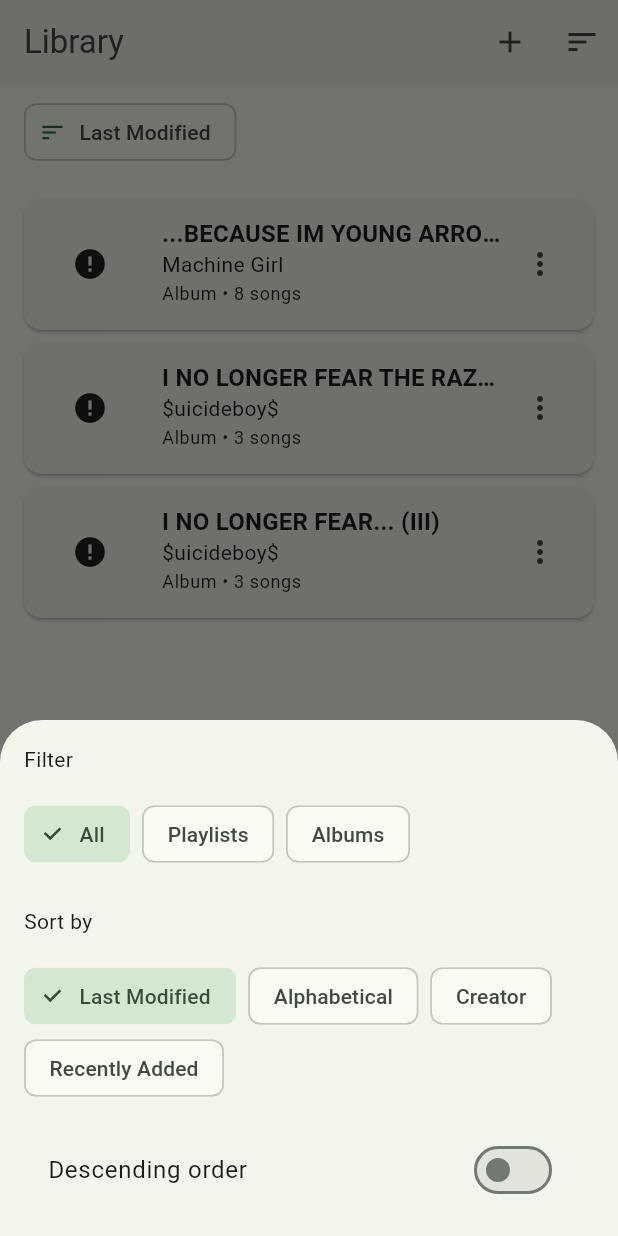
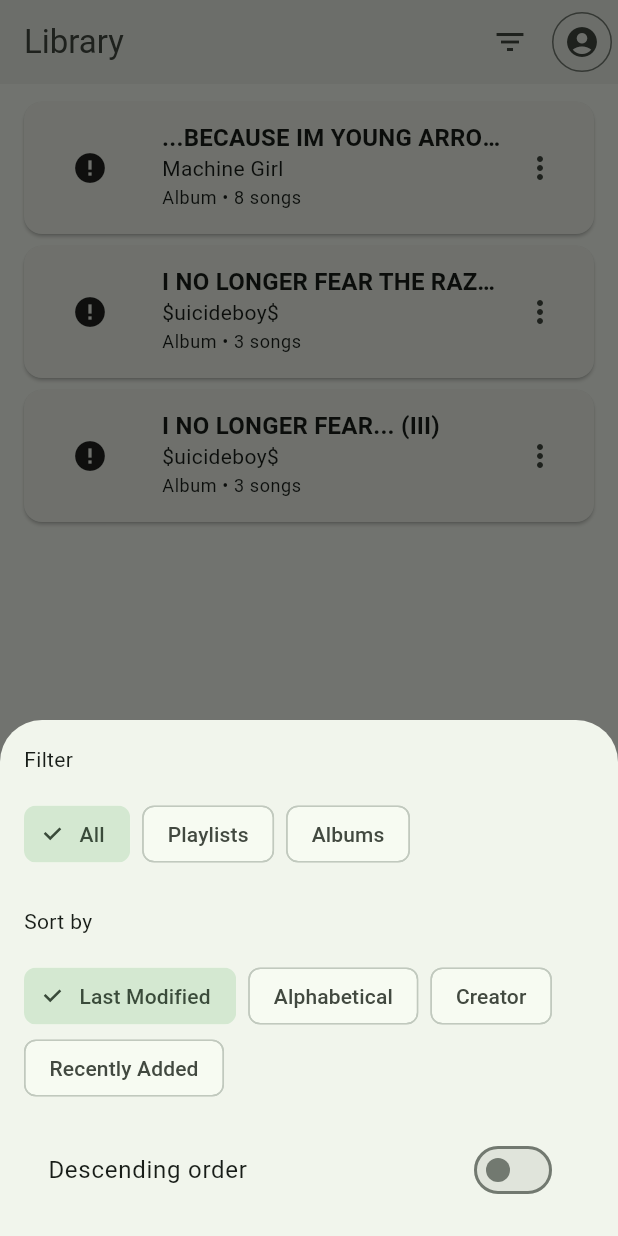
Before and after one commit to onkoe/spotify_mobile_flutter, a Flutter app: the screen it shows after launch, item 5 of the bottom bar chosen, after a tap on the "filter list" icon, on a phone screen of 412 x 824 dp. Run offline on Flutter 3.47's test engine with Material 3 defaults, Android fonts, the phone set to English and light mode, and no system bars; drawn by our look-alikes of cached_network_image, dynamic_color; missing offline and left inert: dart_random_choice; network calls fail; statements that could not run were skipped.

Commit message:
feat(tabs/library): clean up library buttons
copilot went WILD last night. so just a lil clean up to fix dat

```diff
--- a/lib/tabs/home.dart
+++ b/lib/tabs/home.dart
@@ -27,7 +27,7 @@ class _HomePageState extends State<HomePage> {
             IconButton(icon: const Icon(Icons.add), onPressed: () {}),
 
             // more actions
-            IconButton(icon: const Icon(Icons.more_vert), onPressed: () {})
+            IconButton(icon: const Icon(Icons.more_vert), onPressed: () {}),
           ]),
 
       // the body has a bunch of helpful horizontally-scrollable widgets
--- a/lib/tabs/library.dart
+++ b/lib/tabs/library.dart
@@ -63,8 +63,6 @@ class _LibraryPageState extends State<LibraryPage> {
       sbNoLongerFearRazorGuardingMyHeel(),
       sbNoLongerFearRazorGuardingMyHeelIii(),
     ]);
-
-    // TODO: add a bunch of stuff here.
   }
 
   void sortLibrary() {
@@ -351,59 +349,28 @@ class _LibraryPageState extends State<LibraryPage> {
             color: Theme.of(context).colorScheme.onSurfaceVariant,
           ),
         ),
+
+        // stuff at the top right
         actions: [
+          // filter/sort sheet button
           IconButton(
-            icon: const Icon(Icons.add),
-            onPressed: _navigateToCreatePlaylist,
-            tooltip: 'Create new playlist',
+            icon: const Icon(Icons.filter_list),
+            onPressed: filterSheet,
+            tooltip: "Filter and sort your library",
           ),
-          IconButton(
-            icon: const Icon(Icons.sort),
+
+          // user icon for settings and such
+          IconButton.outlined(
+            icon: const Icon(Icons.account_circle),
             onPressed: () {
-              setState(() {
-                if (sortDirection == SortDirection.ascending) {
-                  sortDirection = SortDirection.descending;
-                } else {
-                  sortDirection = SortDirection.ascending;
-                }
-                sortLibrary();
-              });
+              print("hello");
             },
-            tooltip: sortDirection == SortDirection.ascending
-                ? 'Sort ascending'
-                : 'Sort descending',
+            tooltip: "User settings",
           ),
         ],
       ),
       body: Column(
         children: [
-          // the chips at the top to filter
-          Padding(
-            padding:
-                const EdgeInsets.symmetric(horizontal: 16.0, vertical: 8.0),
-            child: Row(
-              children: [
-                Chip(
-                  label: Text(selectedSortMode.label),
-                  onDeleted: null,
-                  avatar: Icon(Icons.sort,
-                      size: 18, color: Theme.of(context).colorScheme.primary),
-                ),
-                const SizedBox(width: 8),
-                currentFilter != FilterOption.all
-                    ? Chip(
-                        label: Text(currentFilter.label),
-                        onDeleted: () {
-                          setState(() {
-                            currentFilter = FilterOption.all;
-                          });
-                        },
-                      )
-                    : const SizedBox.shrink(),
-              ],
-            ),
-          ),
-
           // list of all the stuff
           Expanded(
             // if we have any entries, we'll show em.
@@ -420,9 +387,9 @@ class _LibraryPageState extends State<LibraryPage> {
         ],
       ),
       floatingActionButton: FloatingActionButton(
-        onPressed: filterSheet,
-        tooltip: "filter the library",
-        child: const Icon(Icons.filter_list),
+        onPressed: _navigateToCreatePlaylist,
+        tooltip: "Create a new playlist",
+        child: const Icon(Icons.add),
       ),
       bottomNavigationBar: BottomNavigation(
           currentRoute: LibraryPage.route, onRouteChanged: (s) => ()),
@@ -486,12 +453,12 @@ class _LibraryPageState extends State<LibraryPage> {
           // show them two buttons:
           //
           // - create new playlist
-          // - search for music
+          // - TODO(bray): search for music
           const SizedBox(height: 24),
           FilledButton.icon(
             onPressed: _navigateToCreatePlaylist,
             icon: const Icon(Icons.add),
-            label: const Text('Create Playlist'),
+            label: const Text('Create a new playlist'),
           ),
         ],
       ),
```
